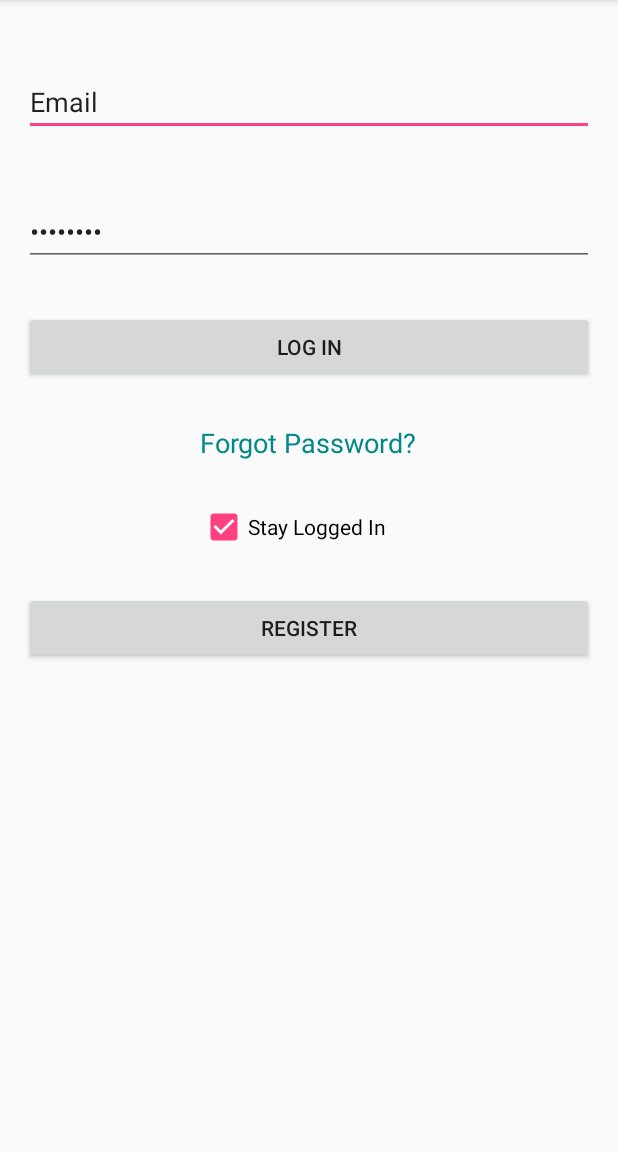
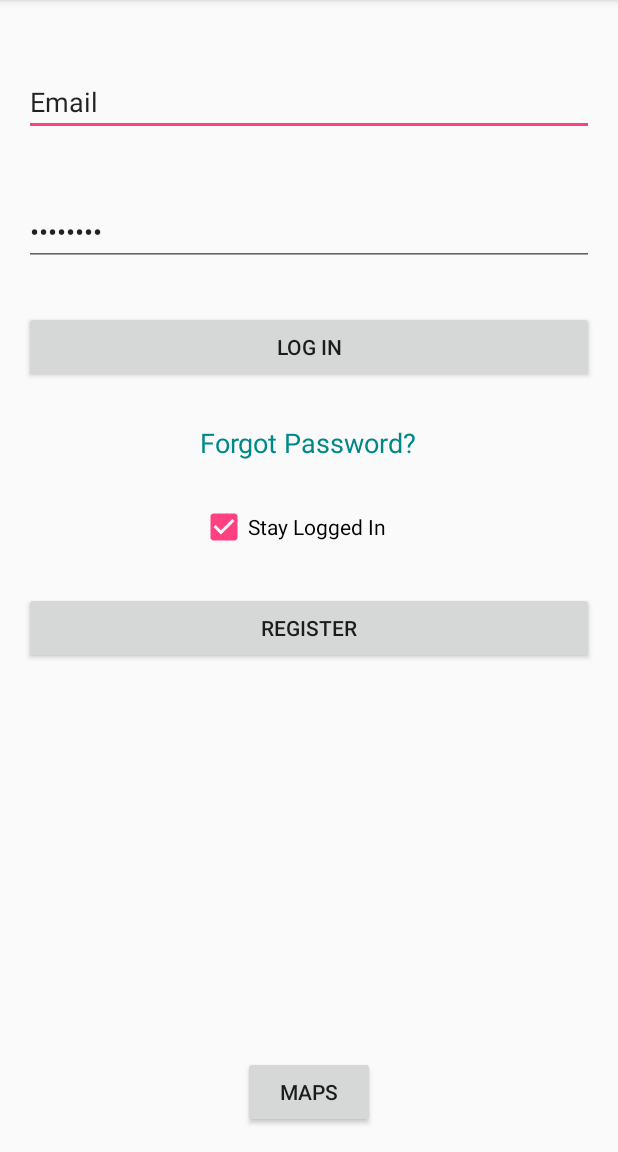
Before and after one commit to parkonthego/parkonthegoAndroidApp, an Android app: the screen it shows after launch (LoginActivity), on a phone screen of 412 x 824 dp, the part 84-1236 px from its top. Run offline under Robolectric (Android 15) with nearby library versions, the phone set to English and light mode, and no system bars.

Commit message:
added maps nutton in login activity

```diff
--- a/app/src/main/java/edu/scu/smurali/parkonthego/LoginActivity.java
+++ b/app/src/main/java/edu/scu/smurali/parkonthego/LoginActivity.java
@@ -13,7 +13,7 @@ import android.widget.TextView;
 
 public class LoginActivity extends AppCompatActivity {
 
-    private Button login, register;
+    private Button login, register,maps;
     private TextView forgotPassword;
     private CheckBox stayLoggedIn;
     private EditText email, pwd;
@@ -35,6 +35,7 @@ public class LoginActivity extends AppCompatActivity {
         }
         login = (Button) findViewById(R.id.logInButton);
         register = (Button) findViewById(R.id.registerButton);
+        maps = (Button)findViewById(R.id.maps);
         forgotPassword = (TextView) findViewById(R.id.forgotPasswordTextView);
         stayLoggedIn = (CheckBox) findViewById(R.id.stayLoggedInCheckBox);
         email = (EditText) findViewById(R.id.eMailEditText);
@@ -56,6 +57,15 @@ public class LoginActivity extends AppCompatActivity {
                 startActivity(intent);
             }
         });
+        maps.setOnClickListener(new View.OnClickListener() {
+            @Override
+            public void onClick(View v) {
+
+                Intent intent = new Intent(LoginActivity.this, locations_on_map.class);
+                startActivity(intent);
+            }
+        });
+
 
 
         Log.d("**************", "onCreate: "+login);
--- a/app/src/main/res/layout/activity_login.xml
+++ b/app/src/main/res/layout/activity_login.xml
@@ -71,4 +71,12 @@
         android:layout_alignParentStart="true"
         android:layout_marginTop="27dp"
         android:layout_alignEnd="@+id/logInButton" />
+
+    <Button
+        android:layout_width="wrap_content"
+        android:layout_height="wrap_content"
+        android:text="maps"
+        android:id="@+id/maps"
+        android:layout_alignParentBottom="true"
+        android:layout_centerHorizontal="true" />
 </RelativeLayout>
```
